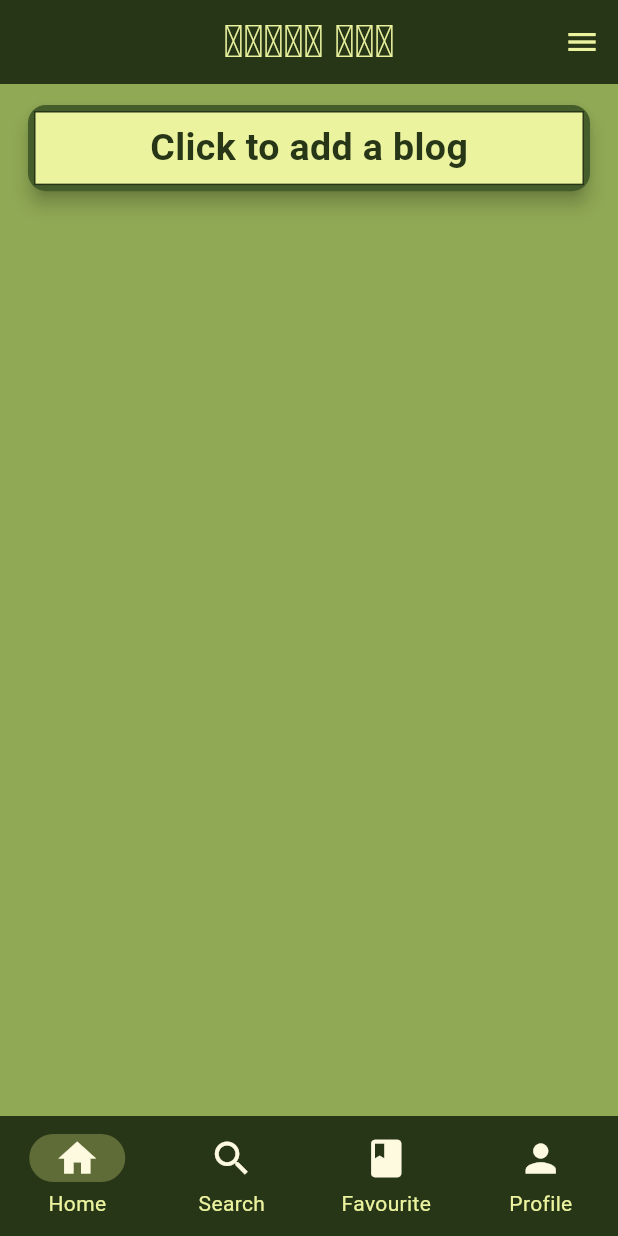
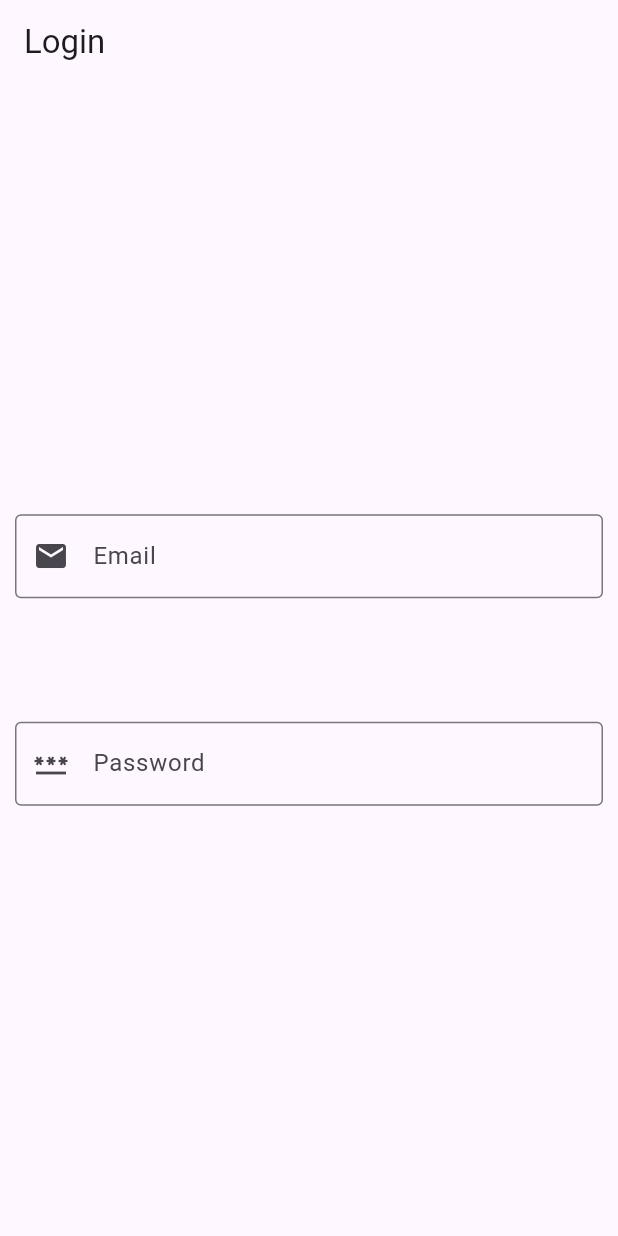
Before and after one commit to MuhammadBinArif/blog_flow_using_flutter, a Flutter app: the screen it shows after launch, on a phone screen of 412 x 824 dp. Run offline on Flutter 3.47's test engine with Material 3 defaults, Android fonts, the phone set to English and light mode, and no system bars; our stand-ins replace cloud_firestore, firebase_auth, firebase_core, flutter_rating_bar, image_picker; accounts and stored records are empty.

Commit message:
minor changes

```diff
--- a/lib/main.dart
+++ b/lib/main.dart
@@ -1,3 +1,4 @@
+import 'package:blog_app_flutter/pages/authentication_screen.dart';
 import 'package:blog_app_flutter/pages/main_page.dart';
 import 'package:blog_app_flutter/providers/blog_provider.dart';
 import 'package:firebase_core/firebase_core.dart';
@@ -26,7 +27,7 @@ class MyApp extends StatelessWidget {
       child: MaterialApp(
         home: ChangeNotifierProvider(
           create: (context) => BlogProvider(),
-          child: MainPage(),
+          child: AuthenticationScreen(),
         ),
       ),
     );
--- /dev/null
+++ b/lib/pages/authentication_screen.dart
@@ -0,0 +1,102 @@
+import 'package:blog_app_flutter/pages/home_page.dart';
+import 'package:blog_app_flutter/pages/main_page.dart';
+import 'package:blog_app_flutter/services/firebase_authentication_service.dart';
+import 'package:flutter/material.dart';
+
+class AuthenticationScreen extends StatefulWidget {
+  const AuthenticationScreen({super.key});
+
+  @override
+  State<AuthenticationScreen> createState() => _AuthenticationScreenState();
+}
+
+class _AuthenticationScreenState extends State<AuthenticationScreen> {
+  @override
+  Widget build(BuildContext context) {
+    var size = MediaQuery.of(context).size;
+    var width = size.width;
+    var height = size.height;
+
+    final FirebaseAuthenticationService _authenticationService =
+        FirebaseAuthenticationService();
+    final TextEditingController _emailController = TextEditingController();
+    final TextEditingController _passwordController = TextEditingController();
+
+    String? error;
+    bool _isLogin = true; // Toggle between login and signup
+    bool _isLoading = false;
+
+    // Error handling
+    void _showError(String message) {
+      ScaffoldMessenger.of(
+        context,
+      ).showSnackBar(SnackBar(content: Text(message)));
+    }
+
+    // Handle Login or Signup
+    void _submit() async {
+      String email = _emailController.text.trim();
+      String password = _passwordController.text.trim();
+
+      if (email.isEmpty || password.isEmpty) {
+        _showError("Please fill all the fields");
+        return;
+      }
+
+      if (!_isLoading) {
+        // Login
+        error = await _authenticationService.signIn(email, password);
+      } else {
+        // Signup
+        error = await _authenticationService.signUp(email, password);
+      }
+      setState(() {
+        _isLoading = false;
+      });
+
+      if (error != null) {
+        _showError(error!);
+      } else {
+        // Success go to Home Screen
+        Navigator.of(
+          context,
+        ).pushReplacement(MaterialPageRoute(builder: (context) => MainPage()));
+      }
+    }
+
+    return Scaffold(
+      // ignore: dead_code
+      appBar: AppBar(title: Text(_isLogin ? "Login" : "Sign up")),
+      body: Padding(
+        padding: EdgeInsetsGeometry.all(10),
+        child: Column(
+          mainAxisAlignment: MainAxisAlignment.center,
+          children: [
+            // Email field
+            TextField(
+              controller: _emailController,
+              keyboardType: TextInputType.emailAddress,
+              decoration: InputDecoration(
+                label: const Text("Email"),
+                border: OutlineInputBorder(),
+                prefixIcon: Icon(Icons.email),
+              ),
+            ),
+
+            SizedBox(height: height * 0.1),
+            // Password field
+            TextField(
+              controller: _passwordController,
+              obscureText: true,
+              decoration: InputDecoration(
+                label: const Text("Password"),
+                border: OutlineInputBorder(),
+                prefixIcon: Icon(Icons.password),
+              ),
+            ),
+          ],
+        ),
+      ),
+    );
+  }
+}
--- /dev/null
+++ b/lib/services/firebase_authentication_service.dart
@@ -0,0 +1,57 @@
+import 'package:firebase_auth/firebase_auth.dart';
+
+class FirebaseAuthenticationService {
+  // Creating Firebase authentication instance
+  final FirebaseAuth _authentication = FirebaseAuth.instance;
+
+  // Getting the current user
+  User? get currentUser => _authentication.currentUser;
+
+  // Check if user is logged in
+  bool get isLoggedIn => currentUser != null;
+
+  // Sign up (Register new user)
+  Future<String?> signUp(String email, String password) async {
+    try {
+      await _authentication.createUserWithEmailAndPassword(
+        email: email,
+        password: password,
+      );
+      return null; // Success! No error
+    } on FirebaseAuthException catch (e) {
+      if (e.code == "weak-password") {
+        return "password is too weak";
+      } else if (e.code == "email-already-in-use") {
+        return "Email already registered";
+      }
+      return e.message;
+    }
+  }
+
+  // Sign in (Log in)
+  Future<String?> signIn(String email, String password) async {
+    try {
+      await _authentication.signInWithEmailAndPassword(
+        email: email,
+        password: password,
+      );
+      return null; // Success! No error
+    } on FirebaseException catch (e) {
+      if (e.code == "user-not-found") {
+        return "No user found with this email";
+      } else if (e.code == "wrong-password") {
+        return "wrong password";
+      }
+      return null;
+    }
+  }
+
+  // Signout (Logout)
+  Future<void> signOut() async {
+    await _authentication.signOut();
+  }
+
+  // Listen to authentication changes
+  Stream<User?> get authenticationStateChanges =>
+      _authentication.authStateChanges();
+}
--- a/pubspec.yaml
+++ b/pubspec.yaml
@@ -42,6 +42,7 @@ dependencies:
   cloudinary_flutter: ^1.3.0
   http: ^1.6.0
   uuid: ^4.5.2
+  firebase_auth: ^6.1.2
 
 dev_dependencies:
   flutter_test:
```
Also changed, not shown: pubspec.lock, 7 other files.
